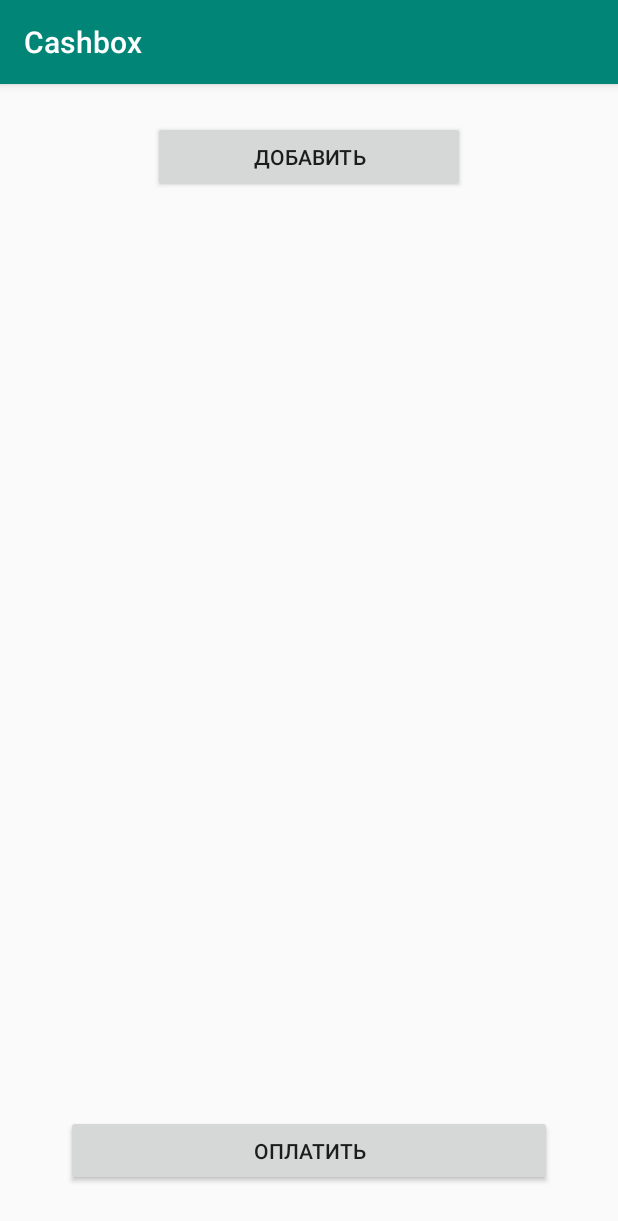
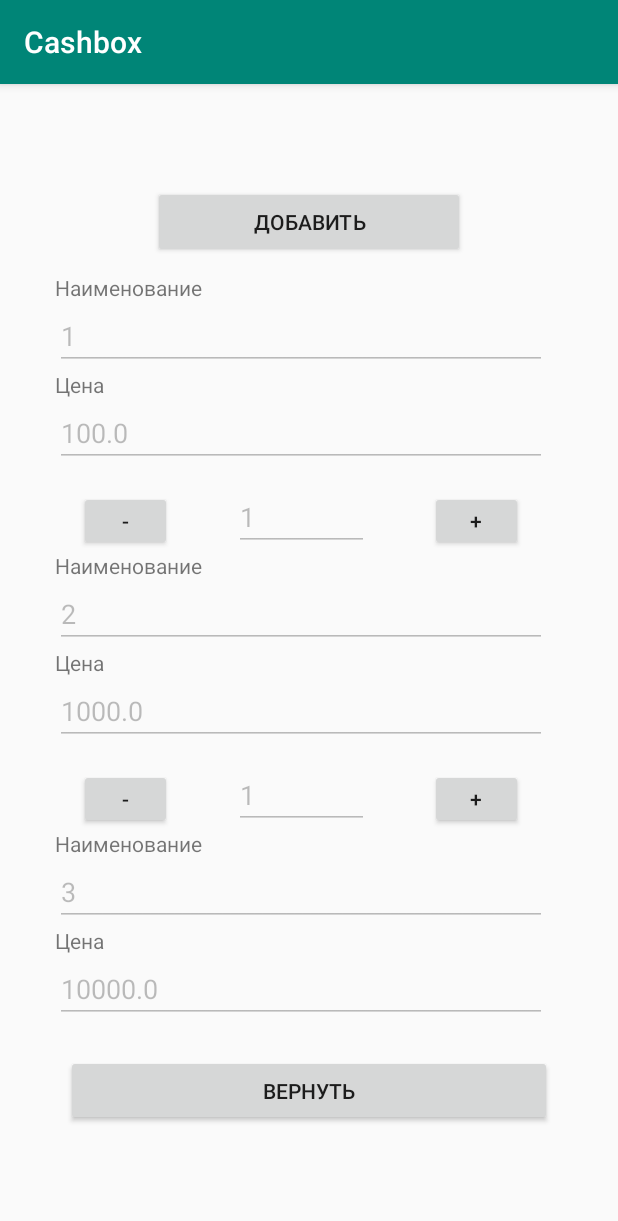
Before and after one commit to LeonidPN/Cashbox, an Android app: the screen it shows after launch (PaymentActivity), after a tap on "ВОЗВРАТ", on a phone screen of 412 x 824 dp. Shown: the top 1221 px of the screen. Run offline under Robolectric (Android 15) with nearby library versions, the phone set to English and light mode, and no system bars.

Commit message:
Initial commit

```diff
--- a/app/src/main/java/com/example/cashbox/Models/Payment.java
+++ /dev/null
@@ -1,4 +0,0 @@
-package com.example.cashbox.Models;
-
-public class Payment {
-}
--- /dev/null
+++ b/app/src/main/java/com/example/cashbox/Models/Product.java
@@ -0,0 +1,39 @@
+package com.example.cashbox.Models;
+
+public class Product {
+
+    private int id;
+    private String name;
+    private double price;
+
+    public Product(int id, String name, double price) {
+        this.id = id;
+        this.name = name;
+        this.price = price;
+    }
+
+    public int getId() {
+        return id;
+    }
+
+    public void setId(int id) {
+        this.id = id;
+    }
+
+    public String getName() {
+        return name;
+    }
+
+    public void setName(String name) {
+        this.name = name;
+    }
+
+    public double getPrice() {
+        return price;
+    }
+
+    public void setPrice(double price) {
+        this.price = price;
+    }
+
+}
--- a/app/src/main/java/com/example/cashbox/Presenters/MainPresenter.java
+++ b/app/src/main/java/com/example/cashbox/Presenters/MainPresenter.java
@@ -12,9 +12,18 @@ public class MainPresenter {
         this.view=view;
     }
 
-    public void openView(Class c){
+    public void openView(Class c, boolean isPayBack){
         Intent intent = new Intent(view, c);
+        intent.putExtra("IS_PAY_BACK", isPayBack);
         view.startActivity(intent);
     }
 
+    public  void openShift(){
+
+    }
+
+    public  void closeShift(){
+
+    }
+
 }
--- /dev/null
+++ b/app/src/main/java/com/example/cashbox/Presenters/PaymentListPresenter.java
@@ -0,0 +1,35 @@
+package com.example.cashbox.Presenters;
+
+import android.view.View;
+import android.widget.TextView;
+
+import com.example.cashbox.R;
+import com.example.cashbox.Views.PaymentListAdapter;
+
+public class PaymentListPresenter {
+
+    private PaymentListAdapter.PaymentListViewHolder holder;
+
+    public PaymentListPresenter(PaymentListAdapter.PaymentListViewHolder holder){
+        this.holder=holder;
+    }
+
+    public void plus(){
+        View v=holder.itemView;
+        int count=Integer.parseInt(((TextView)v.findViewById(R.id.editTextCount)).getText().toString());
+        if(count<1000000){
+            count++;
+            ((TextView)v.findViewById(R.id.editTextCount)).setText(count+"");
+        }
+    }
+
+    public void minus(){
+        View v=holder.itemView;
+        int count=Integer.parseInt(((TextView)v.findViewById(R.id.editTextCount)).getText().toString());
+        if(count>0){
+            count--;
+            ((TextView)v.findViewById(R.id.editTextCount)).setText(count+"");
+        }
+    }
+
+}
--- /dev/null
+++ b/app/src/main/java/com/example/cashbox/Presenters/PaymentPresenter.java
@@ -0,0 +1,56 @@
+package com.example.cashbox.Presenters;
+
+import android.database.Cursor;
+
+import com.example.cashbox.Models.DbHelper;
+import com.example.cashbox.Models.Product;
+
+import androidx.recyclerview.widget.LinearLayoutManager;
+import androidx.recyclerview.widget.RecyclerView;
+import com.example.cashbox.R;
+import com.example.cashbox.Views.PaymentActivity;
+
+import java.util.ArrayList;
+import java.util.List;
+
+public class PaymentPresenter {
+
+    private PaymentActivity view;
+    private List<Product> products;
+    private DbHelper dbHelper;
+
+    public PaymentPresenter(PaymentActivity view) {
+        this.view = view;
+        products=new ArrayList<>();
+        /*dbHelper=new DbHelper(view);
+        Cursor cursor=dbHelper.getReadableDatabase().query(ProductTable.TABLE, null,
+                null,null,null,null,null);
+        while (cursor.moveToNext()) {
+            Product product = new Product(cursor.getInt(cursor.getColumnIndex(ProductTable.COLUMN.ID)),
+                    cursor.getString(cursor.getColumnIndex(ProductTable.COLUMN.NAME)),
+                    cursor.getDouble(cursor.getColumnIndex(ProductTable.COLUMN.PRICE)));
+            products.add(product);
+        }
+        cursor.close();*/
+        products.add(new Product(1,"1",100));
+        products.add(new Product(2,"2",1000));
+        products.add(new Product(3,"3",10000));
+    }
+
+    public void add() {
+
+
+    }
+
+    public void pay() {
+
+    }
+
+    public void payBack() {
+
+    }
+
+    public List<Product> getProducts() {
+        return products;
+    }
+}
--- a/app/src/main/java/com/example/cashbox/Views/MainActivity.java
+++ b/app/src/main/java/com/example/cashbox/Views/MainActivity.java
@@ -30,7 +30,7 @@ public class MainActivity extends AppCompatActivity {
 
             @Override
             public void onClick(View v) {
-
+                presenter.closeShift();
             }
         });
         buttonOpenShift=(Button)findViewById(R.id.buttonOpenShift);
@@ -38,7 +38,7 @@ public class MainActivity extends AppCompatActivity {
 
             @Override
             public void onClick(View v) {
-
+                presenter.openShift();
             }
         });
         buttonPay=(Button)findViewById(R.id.buttonPay);
@@ -46,15 +46,14 @@ public class MainActivity extends AppCompatActivity {
 
             @Override
             public void onClick(View v) {
-                presenter.openView(PaymentActivity.class);
+                presenter.openView(PaymentActivity.class, false);
             }
         });
         buttonPayBack=(Button)findViewById(R.id.buttonPayBack);
         buttonPayBack.setOnClickListener(new View.OnClickListener(){
-
             @Override
             public void onClick(View v) {
-                presenter.openView(PaymentActivity.class);
+                presenter.openView(PaymentActivity.class, true);
             }
         });
     }
--- a/app/src/main/java/com/example/cashbox/Views/PaymentActivity.java
+++ b/app/src/main/java/com/example/cashbox/Views/PaymentActivity.java
@@ -8,6 +8,7 @@ import android.os.Bundle;
 import android.view.View;
 import android.widget.Button;
 
+import com.example.cashbox.Presenters.PaymentPresenter;
 import com.example.cashbox.R;
 
 public class PaymentActivity extends AppCompatActivity {
@@ -15,29 +16,45 @@ public class PaymentActivity extends AppCompatActivity {
     private Button buttonPay;
     private Button buttonAdd;
     private RecyclerView recyclerView;
+    private PaymentPresenter presenter;
 
     @Override
     protected void onCreate(Bundle savedInstanceState) {
         super.onCreate(savedInstanceState);
         setContentView(R.layout.activity_payment);
 
-        recyclerView=findViewById(R.id.recyclerView);
+        presenter = new PaymentPresenter(this);
+
+        recyclerView = findViewById(R.id.recyclerView);
         recyclerView.setLayoutManager(new LinearLayoutManager(this));
+        recyclerView.setAdapter(new PaymentListAdapter(presenter.getProducts()));
 
-        buttonPay=(Button)findViewById(R.id.buttonPay);
-        buttonPay.setOnClickListener(new View.OnClickListener(){
+        boolean isPayBack = getIntent().getBooleanExtra("IS_PAY_BACK", false);
+        buttonPay = (Button) findViewById(R.id.buttonPay);
+        if (!isPayBack) {
+            buttonPay.setOnClickListener(new View.OnClickListener() {
 
                 @Override
                 public void onClick(View v) {
-
+                    presenter.pay();
                 }
             });
-        buttonAdd=(Button)findViewById(R.id.buttonAdd);
-        buttonAdd.setOnClickListener(new View.OnClickListener(){
+        } else {
+            buttonPay.setText("Вернуть");
+            buttonPay.setOnClickListener(new View.OnClickListener() {
 
                 @Override
                 public void onClick(View v) {
+                    presenter.payBack();
+                }
+            });
+        }
+        buttonAdd = (Button) findViewById(R.id.buttonAdd);
+        buttonAdd.setOnClickListener(new View.OnClickListener() {
 
+            @Override
+            public void onClick(View v) {
+                presenter.add();
             }
         });
     }
--- a/app/src/main/java/com/example/cashbox/Views/PaymentListAdapter.java
+++ b/app/src/main/java/com/example/cashbox/Views/PaymentListAdapter.java
@@ -3,29 +3,33 @@ package com.example.cashbox.Views;
 import android.view.LayoutInflater;
 import android.view.View;
 import android.view.ViewGroup;
+import android.widget.TextView;
 
 import androidx.recyclerview.widget.RecyclerView;
 
-import com.example.cashbox.Models.Payment;
+import com.example.cashbox.Models.Product;
+import com.example.cashbox.Presenters.PaymentListPresenter;
+import com.example.cashbox.Presenters.PaymentPresenter;
 import com.example.cashbox.R;
 
 import java.util.List;
 
 public class PaymentListAdapter extends RecyclerView.Adapter<PaymentListAdapter.PaymentListViewHolder> {
 
-    private List<Payment> mpaymentList;
+    private List<Product> mpaymentList;
+    private PaymentPresenter presenter;
 
     public static class PaymentListViewHolder extends RecyclerView.ViewHolder {
-        private View rssFeedView;
+        private View view;
 
         public PaymentListViewHolder(View v) {
             super(v);
-            rssFeedView = v;
+            view = v;
         }
     }
 
-    public PaymentListAdapter(List<Payment> paymentList) {
-        mpaymentList = paymentList;
+    public PaymentListAdapter(List<Product> productList) {
+        mpaymentList = productList;
     }
 
     @Override
@@ -38,10 +42,27 @@ public class PaymentListAdapter extends RecyclerView.Adapter<PaymentListAdapter.
 
     @Override
     public void onBindViewHolder(PaymentListViewHolder holder, int position) {
-
+        final PaymentListPresenter presenter=new PaymentListPresenter(holder);
+        final Product product = mpaymentList.get(position);
+        ((TextView)holder.view.findViewById(R.id.editTextName)).setText(product.getName());
+        (holder.view.findViewById(R.id.editTextName)).setEnabled(false);
+        ((TextView)holder.view.findViewById(R.id.editTextPrice)).setText(product.getPrice()+"");
+        (holder.view.findViewById(R.id.editTextPrice)).setEnabled(false);
+        ((TextView)holder.view.findViewById(R.id.editTextCount)).setText("1");
+        (holder.view.findViewById(R.id.editTextCount)).setEnabled(false);
+        holder.view.findViewById(R.id.buttonPlus).setOnClickListener(new View.OnClickListener(){
+            @Override
+            public void onClick(View v) {
+                presenter.plus();
+            }
+        });
+        holder.view.findViewById(R.id.buttonMinus).setOnClickListener(new View.OnClickListener(){
+            @Override
+            public void onClick(View v) {
+                presenter.minus();
+            }
+        });
     }
-
-
 
     @Override
     public int getItemCount() {
--- a/app/src/main/res/layout/activity_payment.xml
+++ b/app/src/main/res/layout/activity_payment.xml
@@ -12,10 +12,10 @@
         android:layout_height="47dp"
         android:layout_marginStart="43dp"
         android:layout_marginLeft="43dp"
-        android:layout_marginTop="669dp"
+        android:layout_marginTop="629dp"
         android:layout_marginEnd="44dp"
         android:layout_marginRight="44dp"
-        android:layout_marginBottom="16dp"
+        android:layout_marginBottom="55dp"
         android:text="Оплатить"
         app:layout_constraintBottom_toBottomOf="parent"
         app:layout_constraintEnd_toEndOf="parent"
@@ -28,10 +28,10 @@
         android:layout_height="48dp"
         android:layout_marginStart="101dp"
         android:layout_marginLeft="101dp"
-        android:layout_marginTop="6dp"
+        android:layout_marginTop="49dp"
         android:layout_marginEnd="102dp"
         android:layout_marginRight="102dp"
-        android:layout_marginBottom="677dp"
+        android:layout_marginBottom="634dp"
         android:text="Добавить"
         app:layout_constraintBottom_toBottomOf="parent"
         app:layout_constraintEnd_toEndOf="parent"
@@ -40,16 +40,17 @@
 
     <androidx.recyclerview.widget.RecyclerView
         android:id="@+id/recyclerView"
-        android:layout_width="410dp"
-        android:layout_height="597dp"
-        android:layout_marginTop="65dp"
+        android:layout_width="338dp"
+        android:layout_height="518dp"
+        android:layout_marginTop="12dp"
         android:layout_marginEnd="1dp"
         android:layout_marginRight="1dp"
-        android:layout_marginBottom="69dp"
-        app:layout_constraintBottom_toBottomOf="parent"
+        android:layout_marginBottom="6dp"
+        android:foregroundGravity="center"
+        app:layout_constraintBottom_toTopOf="@+id/buttonPay"
         app:layout_constraintEnd_toEndOf="parent"
         app:layout_constraintStart_toStartOf="parent"
-        app:layout_constraintTop_toTopOf="parent">
+        app:layout_constraintTop_toBottomOf="@+id/buttonAdd">
 
     </androidx.recyclerview.widget.RecyclerView>
 
--- a/app/src/main/res/layout/item_payment_list.xml
+++ b/app/src/main/res/layout/item_payment_list.xml
@@ -1,6 +1,90 @@
 <?xml version="1.0" encoding="utf-8"?>
 <LinearLayout xmlns:android="http://schemas.android.com/apk/res/android"
-    android:orientation="vertical" android:layout_width="match_parent"
-    android:layout_height="match_parent">
+    xmlns:app="http://schemas.android.com/apk/res-auto"
+    xmlns:tools="http://schemas.android.com/tools"
+    android:layout_width="wrap_content"
+    android:layout_height="wrap_content"
+    android:gravity="center"
+    android:orientation="vertical">
 
+    <TextView
+        android:id="@+id/textView"
+        android:layout_width="328dp"
+        android:layout_height="wrap_content"
+        android:text="Наименование" />
+
+    <EditText
+        android:id="@+id/editTextName"
+        android:layout_width="328dp"
+        android:layout_height="wrap_content"
+        android:ems="10"
+        android:inputType="textPersonName" />
+
+    <TextView
+        android:id="@+id/textView2"
+        android:layout_width="328dp"
+        android:layout_height="wrap_content"
+        android:text="Цена" />
+
+    <EditText
+        android:id="@+id/editTextPrice"
+        android:layout_width="328dp"
+        android:layout_height="wrap_content"
+        android:ems="10"
+        android:inputType="textPersonName" />
+
+    <androidx.constraintlayout.widget.ConstraintLayout
+        android:layout_width="328dp"
+        android:layout_height="wrap_content">
+
+        <Button
+            android:id="@+id/buttonMinus"
+            android:layout_width="62dp"
+            android:layout_height="40dp"
+            android:layout_marginStart="16dp"
+            android:layout_marginLeft="16dp"
+            android:layout_marginTop="16dp"
+            android:layout_marginEnd="307dp"
+            android:layout_marginRight="307dp"
+            android:text="-"
+            app:layout_constraintBottom_toBottomOf="parent"
+            app:layout_constraintEnd_toEndOf="parent"
+            app:layout_constraintHorizontal_bias="0.0"
+            app:layout_constraintStart_toStartOf="parent"
+            app:layout_constraintTop_toTopOf="parent"
+            app:layout_constraintVertical_bias="0.0" />
+
+        <Button
+            android:id="@+id/buttonPlus"
+            android:layout_width="62dp"
+            android:layout_height="40dp"
+            android:layout_marginStart="307dp"
+            android:layout_marginLeft="307dp"
+            android:layout_marginTop="16dp"
+            android:layout_marginEnd="16dp"
+            android:layout_marginRight="16dp"
+            android:text="+"
+            app:layout_constraintBottom_toBottomOf="parent"
+            app:layout_constraintEnd_toEndOf="parent"
+            app:layout_constraintHorizontal_bias="1.0"
+            app:layout_constraintStart_toStartOf="parent"
+            app:layout_constraintTop_toTopOf="parent"
+            app:layout_constraintVertical_bias="0.0" />
+
+        <EditText
+            android:id="@+id/editTextCount"
+            android:layout_width="90dp"
+            android:layout_height="40dp"
+            android:layout_marginStart="132dp"
+            android:layout_marginLeft="132dp"
+            android:layout_marginTop="15dp"
+            android:layout_marginEnd="132dp"
+            android:layout_marginRight="132dp"
+            android:ems="10"
+            android:inputType="textPersonName"
+            app:layout_constraintBottom_toBottomOf="parent"
+            app:layout_constraintEnd_toEndOf="parent"
+            app:layout_constraintStart_toStartOf="parent"
+            app:layout_constraintTop_toTopOf="parent" />
+    </androidx.constraintlayout.widget.ConstraintLayout>
 </LinearLayout>
```
Also changed, not shown: app/src/main/java/com/example/cashbox/Models/DbHelper.java (added, +44 -0 lines), app/src/main/java/com/example/cashbox/Models/ProductTable.java (added, +20 -0 lines). Lines whose indentation alone changed are shown as unchanged.
